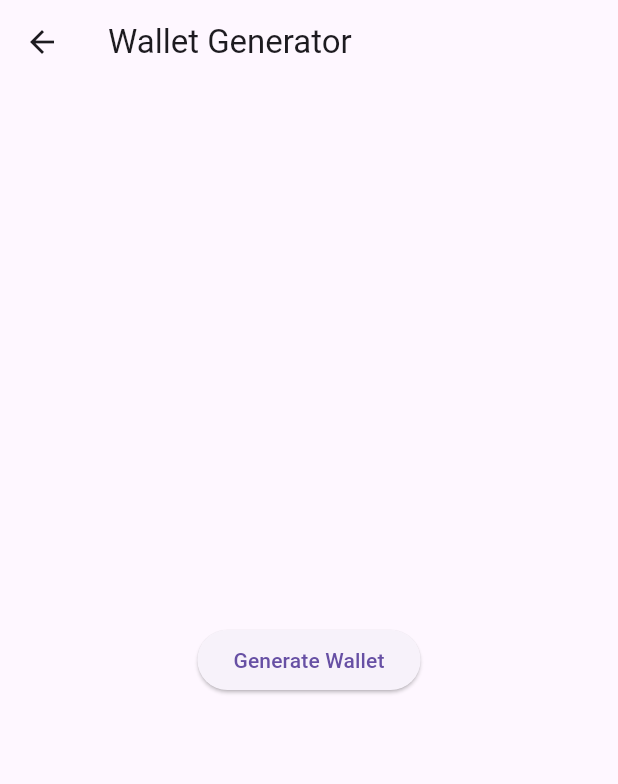
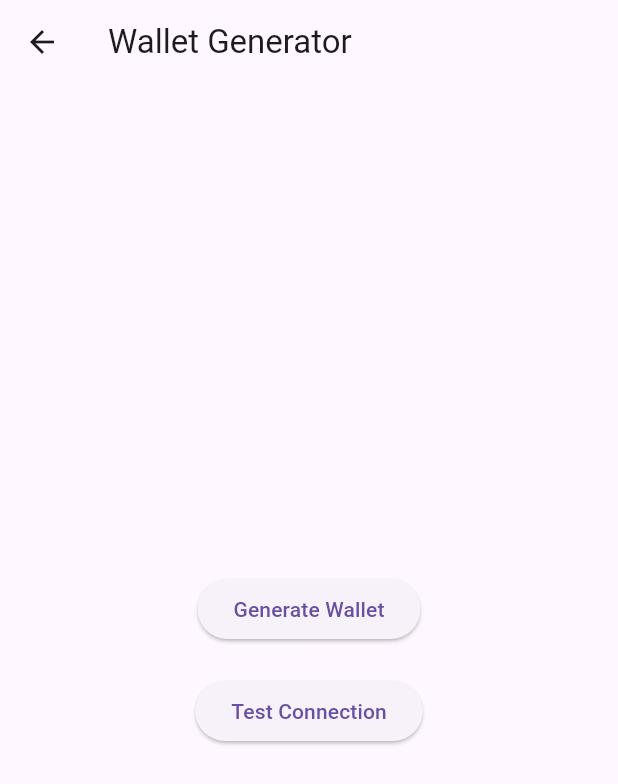
Before and after one commit to RELAI-Network/futurstore-app, a Flutter app: the WalletGeneratorScreen screen opened directly, after a tap on "Generate Wallet", on a phone screen of 412 x 824 dp. Shown: the top 784 px of the screen. Run offline on Flutter 3.47's test engine with Material 3 defaults, Android fonts, the phone set to English and light mode, and no system bars; our stand-ins replace carousel_slider, flutter_secure_storage; missing offline and left inert: bip39, polkadart, polkadart_keyring; accounts and stored records are empty; statements that could not run were skipped.

Commit message:
Test Relai Node connection

```diff
--- a/lib/components/app_section.dart
+++ b/lib/components/app_section.dart
@@ -1,3 +1,5 @@
+import 'package:flutter/material.dart';
+
 class AppSection extends StatefulWidget {
   const AppSection({super.key});
 
@@ -8,5 +10,7 @@ class AppSection extends StatefulWidget {
 class _AppSectionState extends State<AppSection> {
   @override
   Widget build(BuildContext context) {
+
+    return Text("App Section");
   }
 }
--- a/lib/screens/wallet_generator_screen.dart
+++ b/lib/screens/wallet_generator_screen.dart
@@ -1,5 +1,6 @@
 import 'package:flutter/material.dart';
 import '../substrate/substrate_wallet.dart';
+import '../utils/utils.dart';
 
 
 class WalletGeneratorScreen extends StatefulWidget {
@@ -13,8 +14,10 @@ class _WalletGeneratorScreenState extends State<WalletGeneratorScreen> {
 
   void _generateWallet() {
     _wallet.init();
-    setState(() {});
     _wallet.retrieveMnemo("wallet");
+
+    print("### ### ### Public Key is : ${_wallet.getKeyPair()?.publicKey}");
+
   }
 
   @override
@@ -33,6 +36,14 @@ class _WalletGeneratorScreenState extends State<WalletGeneratorScreen> {
               onPressed: _generateWallet,
               child: Text('Generate Wallet'),
             ),
+            SizedBox(height: 20,),
+
+            ElevatedButton(
+              onPressed:() {
+                Utils.testConnection();
+              },
+              child: Text('Test Connection'),
+            ),
           ],
         ),
       ),
--- a/lib/substrate/substrate_wallet.dart
+++ b/lib/substrate/substrate_wallet.dart
@@ -55,4 +55,6 @@ class SubstrateWallet {
     print("### ### ### Retrieved Mnemo is : $mnemo");
   }
 
+
+
 }
--- /dev/null
+++ b/lib/utils/constants.dart
@@ -0,0 +1,2 @@
+
+const RELAI_RPC = "";
```
Also changed, not shown: lib/utils/utils.dart (added, +15 -0 lines).
